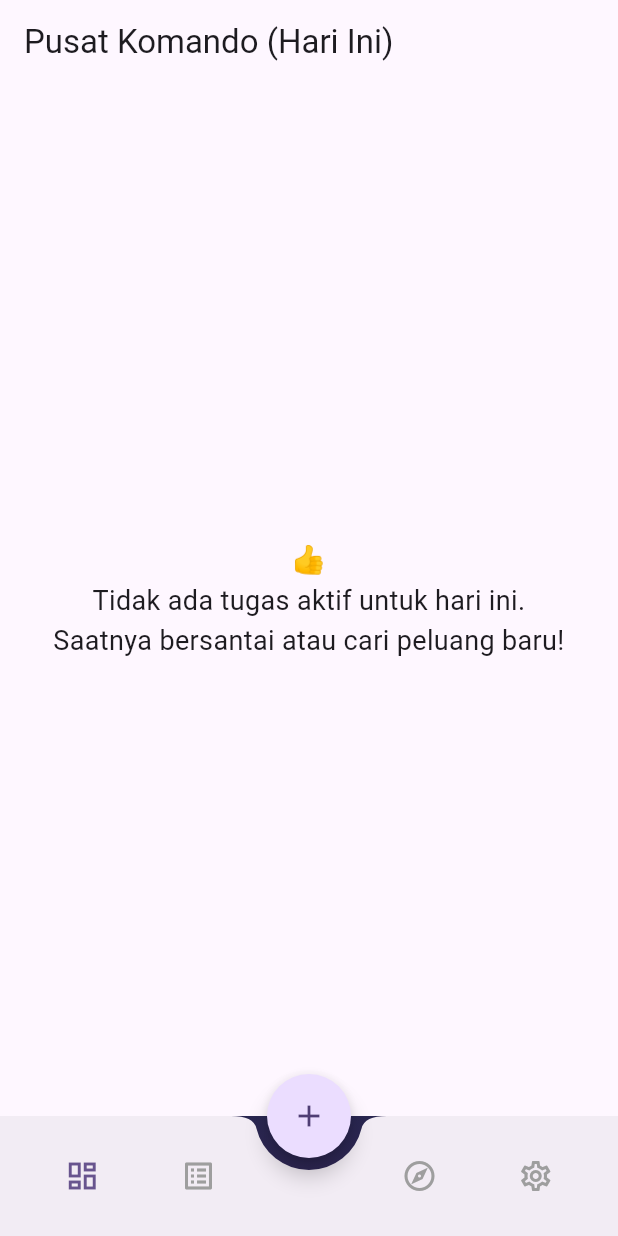
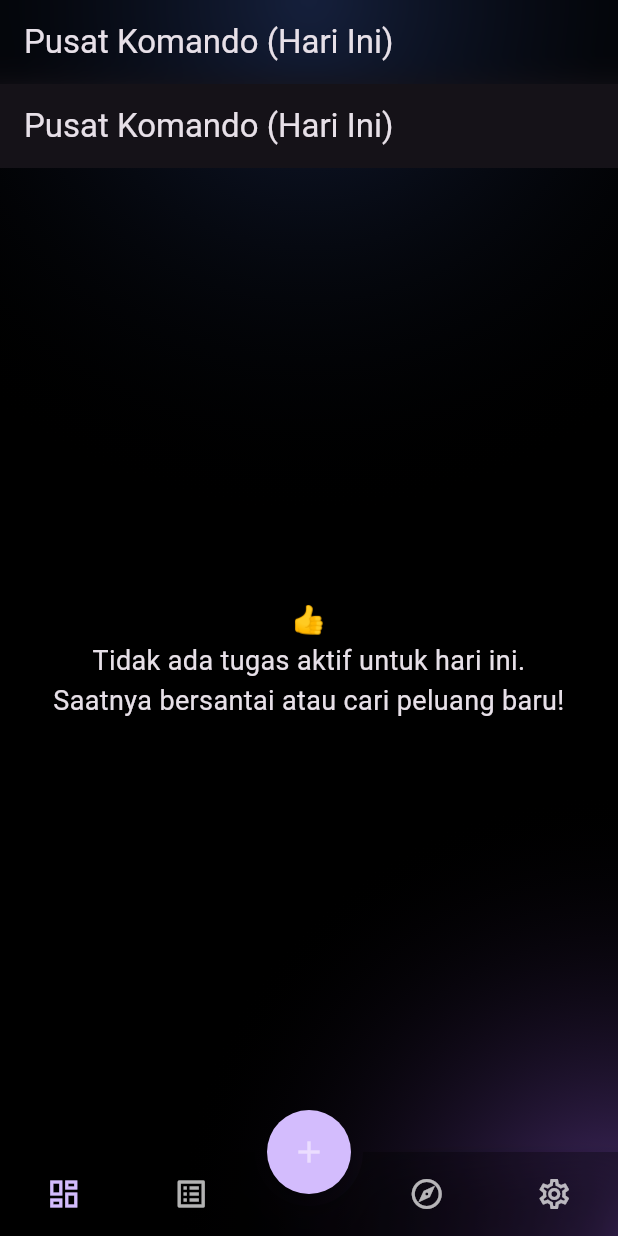
Before and after one commit to strkjn/airdroptracker, a Flutter app: the screen it shows once a user with an empty profile is signed in, on a phone screen of 412 x 824 dp. Run offline on Flutter 3.47's test engine with Material 3 defaults, Android fonts, the light colour scheme and no system bars; drawn by our look-alikes of animated_bottom_navigation_bar; our stand-ins replace cloud_firestore, firebase_auth, firebase_core, flutter_dotenv, flutter_local_notifications, flutter_riverpod and 4 more; accounts and stored records are empty.

Commit message:
glass effect

```diff
--- a/lib/core/widgets/app_background.dart
+++ b/lib/core/widgets/app_background.dart
@@ -7,26 +7,46 @@ class AppBackground extends StatelessWidget {
 
   @override
   Widget build(BuildContext context) {
-    return Container(
-      // Dekorasi untuk membuat latar belakang gradasi
-      decoration: const BoxDecoration(
-        gradient: RadialGradient(
-          center: Alignment.center, // Pusat gradasi di tengah layar
-          radius: 1.2, // Radius gradasi, >1.0 agar warna terluar lebih dominan di sudut
-          colors: [
-            Color(0xFF1a1a2e), // Warna tengah yang lebih gelap (biru kehitaman)
-            Color(0xFF16213e), // Warna transisi
-            Color(0xFF4a2e6f), // Warna ungu gelap di bagian luar
-          ],
-          stops: [
-            0.0, // Posisi awal warna tengah
-            0.5, // Posisi transisi
-            1.0, // Posisi akhir warna ungu
-          ],
+    // Menggunakan Stack untuk menumpuk beberapa lapisan
+    return Stack(
+      children: [
+        // Lapisan 1: Warna dasar hitam pekat
+        Container(color: Colors.black),
+
+        // Lapisan 2: Gradasi ungu dari pojok kanan bawah
+        Container(
+          decoration: const BoxDecoration(
+            gradient: RadialGradient(
+              center: Alignment.bottomRight,
+              radius: 0.9,
+              colors: [
+                Color(0xFF4a2e6f), // Warna ungu
+                Colors.transparent,
+              ],
+              stops: [0.0, 0.8],
+            ),
+          ),
         ),
-      ),
-      // Kita tidak perlu Scaffold di sini, langsung tampilkan konten `child`
-      child: child,
+
+        // Lapisan 3: Gradasi biru dari atas
+        Container(
+          decoration: const BoxDecoration(
+            gradient: RadialGradient(
+              center: Alignment.topCenter,
+              radius: 1.2, // Radius lebih besar agar lebih menyebar & lembut
+              colors: [
+                Color(0xFF16213e), // Warna biru tua sebagai aksen atas
+                Colors.transparent,
+              ],
+              stops: [0.0, 0.7], // Memudar sedikit lebih cepat
+            ),
+          ),
+        ),
+
+        // Lapisan 4: Konten utama aplikasi Anda
+        // Ditampilkan di atas semua lapisan latar belakang
+        child,
+      ],
     );
   }
 }
--- a/lib/features/dashboard/view/main_scaffold.dart
+++ b/lib/features/dashboard/view/main_scaffold.dart
@@ -1,4 +1,5 @@
-import 'package:airdrop_flow/core/widgets/app_background.dart'; // <-- 1. Tambahkan import ini
+import 'dart:ui';
+import 'package:airdrop_flow/core/widgets/app_background.dart';
 import 'package:airdrop_flow/features/dashboard/providers/dashboard_providers.dart';
 import 'package:airdrop_flow/features/dashboard/view/dashboard_page.dart';
 import 'package:airdrop_flow/features/discover/view/discover_page.dart';
@@ -8,6 +9,8 @@ import 'package:airdrop_flow/features/settings/view/settings_page.dart';
 import 'package:airdrop_flow/main.dart';
 import 'package:flutter/material.dart';
 import 'package:flutter_riverpod/flutter_riverpod.dart';
+// IMPORT BARU UNTUK NAVIGASI ANIMASI
+import 'package:animated_bottom_navigation_bar/animated_bottom_navigation_bar.dart';
 
 class MainScaffold extends ConsumerStatefulWidget {
   const MainScaffold({super.key});
@@ -24,6 +27,13 @@ class _MainScaffoldState extends ConsumerState<MainScaffold> {
     const ProjectListPage(),
     const DiscoverPage(),
     const SettingsPage(),
+  ];
+
+  final iconList = <IconData>[
+    Icons.dashboard_outlined,
+    Icons.list_alt_outlined,
+    Icons.explore_outlined,
+    Icons.settings_outlined,
   ];
 
   @override
@@ -50,19 +60,22 @@ class _MainScaffoldState extends ConsumerState<MainScaffold> {
     });
   }
 
-  void _onItemTapped(int index) {
-    setState(() {
-      _selectedIndex = index;
-    });
-  }
-
   @override
   Widget build(BuildContext context) {
-    // 2. Bungkus Scaffold dengan widget AppBackground
     return AppBackground(
       child: Scaffold(
-        // 3. Buat Scaffold menjadi transparan agar latar belakang terlihat
         backgroundColor: Colors.transparent,
+        appBar: AppBar(
+          backgroundColor: Colors.transparent,
+          elevation: 0,
+          flexibleSpace: ClipRect(
+            child: BackdropFilter(
+              filter: ImageFilter.blur(sigmaX: 10, sigmaY: 10),
+              child: Container(color: Colors.transparent),
+            ),
+          ),
+          title: Text(_getAppBarTitle(_selectedIndex)),
+        ),
         body: Center(child: _widgetOptions[_selectedIndex]),
         floatingActionButton: FloatingActionButton(
           onPressed: () {
@@ -72,43 +85,42 @@ class _MainScaffoldState extends ConsumerState<MainScaffold> {
                   builder: (context) => const AddEditProjectPage()),
             );
           },
+          backgroundColor: Theme.of(context).colorScheme.primary,
+          shape: const CircleBorder(),
           child: const Icon(Icons.add),
-          shape: const CircleBorder(),
         ),
         floatingActionButtonLocation: FloatingActionButtonLocation.centerDocked,
-        bottomNavigationBar: BottomAppBar(
-          shape: const CircularNotchedRectangle(),
-          notchMargin: 8.0,
-          child: Row(
-            mainAxisAlignment: MainAxisAlignment.spaceAround,
-            children: <Widget>[
-              _buildNavItem(
-                  icon: Icons.dashboard_outlined, label: 'Dashboard', index: 0),
-              _buildNavItem(
-                  icon: Icons.list_alt_outlined, label: 'Proyek', index: 1),
-              const SizedBox(width: 40),
-              _buildNavItem(
-                  icon: Icons.explore_outlined, label: 'Discover', index: 2),
-              _buildNavItem(
-                  icon: Icons.settings_outlined, label: 'Pengaturan', index: 3),
-            ],
-          ),
+
+        // --- NAVIGASI BAWAH BARU DENGAN EFEK KACA DAN ANIMASI ---
+        bottomNavigationBar: AnimatedBottomNavigationBar(
+          icons: iconList,
+          activeIndex: _selectedIndex,
+          gapLocation: GapLocation.center,
+          notchSmoothness: NotchSmoothness.softEdge,
+          onTap: (index) => setState(() => _selectedIndex = index),
+
+          // Styling untuk efek kaca
+          backgroundColor: Colors.black.withOpacity(0.3),
+          inactiveColor: Colors.white70,
+          activeColor: Theme.of(context).colorScheme.primary,
+          blurEffect: true, // <-- Ini akan mengaktifkan efek blur bawaan
         ),
       ),
     );
   }
 
-  Widget _buildNavItem(
-      {required IconData icon, required String label, required int index}) {
-    return IconButton(
-      icon: Icon(
-        icon,
-        color: _selectedIndex == index
-            ? Theme.of(context).primaryColor
-            : Colors.grey,
-      ),
-      onPressed: () => _onItemTapped(index),
-      tooltip: label,
-    );
+  String _getAppBarTitle(int index) {
+    switch (index) {
+      case 0:
+        return 'Pusat Komando (Hari Ini)';
+      case 1:
+        return 'Daftar Proyek';
+      case 2:
+        return 'Discover Airdrops';
+      case 3:
+        return 'Pengaturan & Manajemen';
+      default:
+        return 'Airdrop Flow';
+    }
   }
 }
--- a/lib/main.dart
+++ b/lib/main.dart
@@ -1,4 +1,4 @@
-import 'package:cloud_firestore/cloud_firestore.dart'; // <-- 1. IMPORT BARU
+import 'package:cloud_firestore/cloud_firestore.dart';
 import 'package:flutter/material.dart';
 import 'package:flutter_riverpod/flutter_riverpod.dart';
 import 'package:firebase_core/firebase_core.dart';
@@ -19,7 +19,7 @@ void main() async {
 
   await Firebase.initializeApp(options: DefaultFirebaseOptions.currentPlatform);
 
-  // 2. TAMBAHKAN BLOK INI UNTUK MENGAKTIFKAN CACHE
+  // Mengaktifkan cache Firestore
   FirebaseFirestore.instance.settings = const Settings(
     persistenceEnabled: true,
     cacheSizeBytes: Settings.CACHE_SIZE_UNLIMITED,
@@ -35,10 +35,31 @@ class MyApp extends StatelessWidget {
   Widget build(BuildContext context) {
     return MaterialApp(
       title: 'Airdrop Flow',
+      themeMode: ThemeMode.dark,
+      darkTheme: ThemeData(
+        brightness: Brightness.dark,
+        colorScheme: ColorScheme.fromSeed(
+          seedColor: Colors.deepPurple,
+          brightness: Brightness.dark,
+        ),
+        scaffoldBackgroundColor: Colors.transparent,
+
+        // Perbaikan ada di blok ini
+        cardTheme: CardThemeData( // Diubah dari CardTheme menjadi CardThemeData
+          elevation: 2,
+          color: Colors.white.withAlpha(13), // Diubah ke withAlpha untuk menghindari deprecated
+          shape: RoundedRectangleBorder(
+            borderRadius: BorderRadius.circular(12),
+          ),
+        ),
+        useMaterial3: true,
+      ),
+
       theme: ThemeData(
         colorScheme: ColorScheme.fromSeed(seedColor: Colors.deepPurple),
         useMaterial3: true,
       ),
+
       home: const AuthGate(),
     );
   }
--- a/pubspec.yaml
+++ b/pubspec.yaml
@@ -31,6 +31,7 @@ dependencies:
   shared_preferences: ^2.2.3
   flutter_dotenv: ^5.1.0
   table_calendar: ^3.1.2
+  animated_bottom_navigation_bar: ^1.3.3
 
 dev_dependencies:
   flutter_test:
```
Also changed, not shown: lib/core/services/security_service.dart (+10 -8 lines), lib/core/widgets/glass_container.dart (added, +43 -0 lines), lib/features/projects/view/project_list_page.dart (+42 -45 lines), lib/features/security/view/auth_check_page.dart (+18 -19 lines), pubspec.lock, 1 other file.
